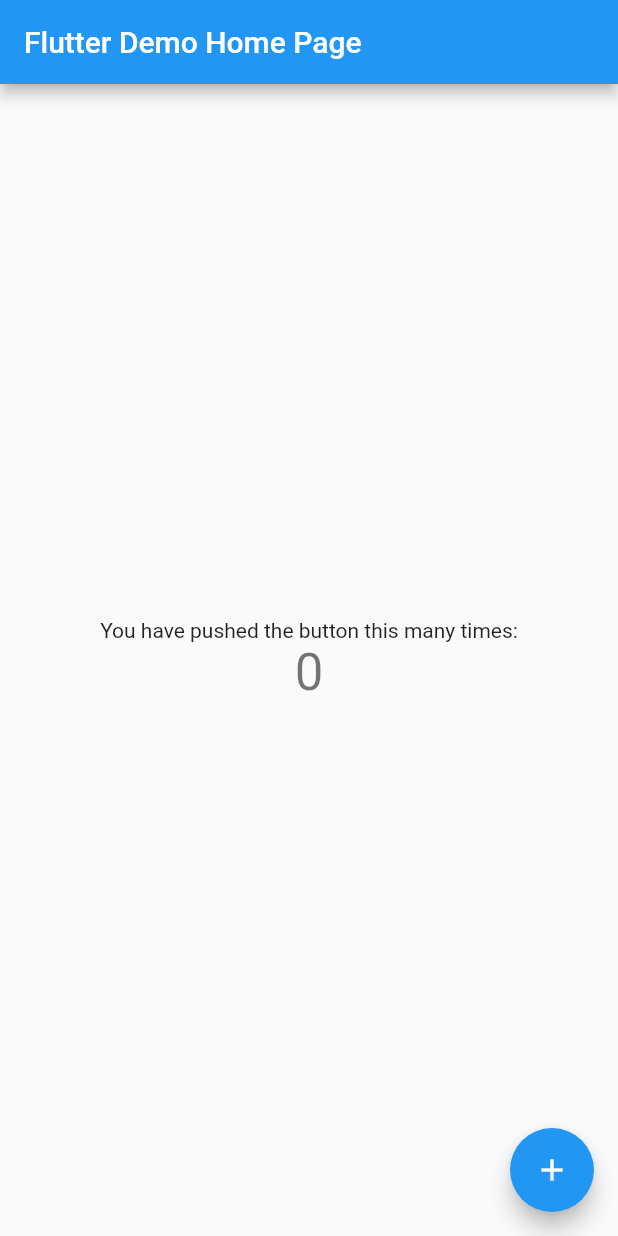
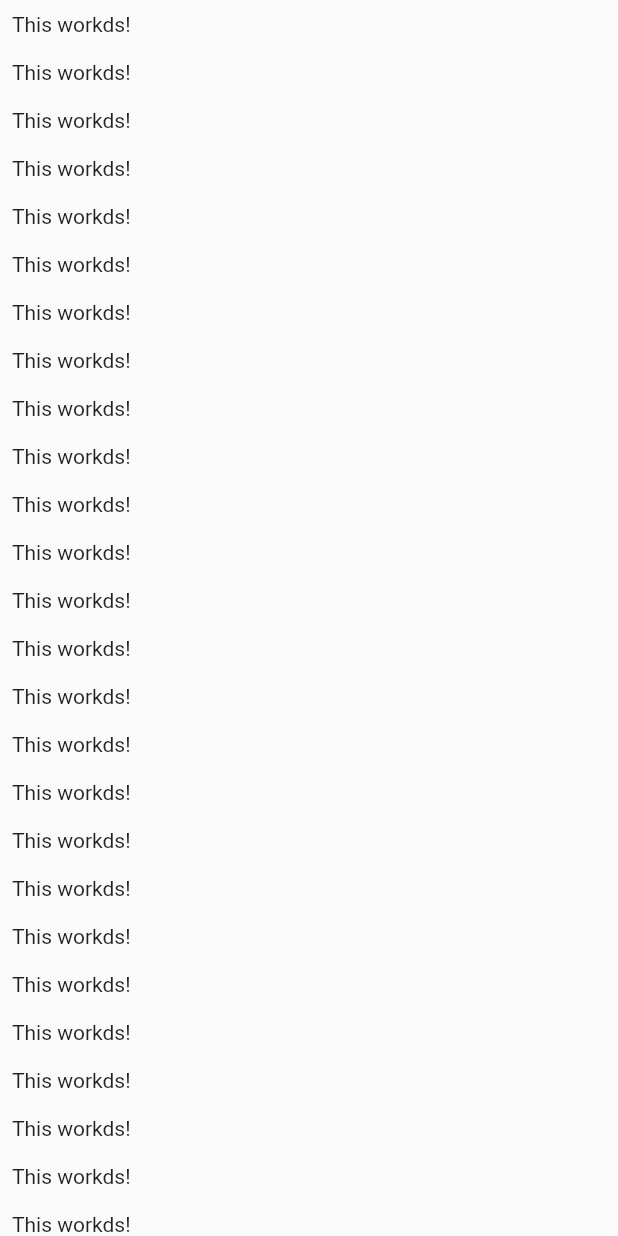
Before and after one commit to Gustavo23/Maximillian-Chat, a Flutter app: the screen it shows after launch, on a phone screen of 412 x 824 dp. Run offline on Flutter 3.47's test engine with Material 2 defaults, Android fonts, the phone set to English and light mode, and no system bars.

Commit message:
@Mock chat screen

```diff
--- a/lib/main.dart
+++ b/lib/main.dart
@@ -1,117 +1,20 @@
 import 'package:flutter/material.dart';
+import 'package:maximilliam_chat/screens/chat_screen.dart';
 
 void main() {
   runApp(MyApp());
 }
 
 class MyApp extends StatelessWidget {
-  // This widget is the root of your application.
   @override
   Widget build(BuildContext context) {
     return MaterialApp(
-      title: 'Flutter Demo',
+      title: 'Maximillam Chat',
       theme: ThemeData(
-        // This is the theme of your application.
-        //
-        // Try running your application with "flutter run". You'll see the
-        // application has a blue toolbar. Then, without quitting the app, try
-        // changing the primarySwatch below to Colors.green and then invoke
-        // "hot reload" (press "r" in the console where you ran "flutter run",
-        // or simply save your changes to "hot reload" in a Flutter IDE).
-        // Notice that the counter didn't reset back to zero; the application
-        // is not restarted.
         primarySwatch: Colors.blue,
-        // This makes the visual density adapt to the platform that you run
-        // the app on. For desktop platforms, the controls will be smaller and
-        // closer together (more dense) than on mobile platforms.
         visualDensity: VisualDensity.adaptivePlatformDensity,
       ),
-      home: MyHomePage(title: 'Flutter Demo Home Page'),
+      home: ChatScreen(),
     );
   }
 }
-
-class MyHomePage extends StatefulWidget {
-  MyHomePage({Key key, this.title}) : super(key: key);
-
-  // This widget is the home page of your application. It is stateful, meaning
-  // that it has a State object (defined below) that contains fields that affect
-  // how it looks.
-
-  // This class is the configuration for the state. It holds the values (in this
-  // case the title) provided by the parent (in this case the App widget) and
-  // used by the build method of the State. Fields in a Widget subclass are
-  // always marked "final".
-
-  final String title;
-
-  @override
-  _MyHomePageState createState() => _MyHomePageState();
-}
-
-class _MyHomePageState extends State<MyHomePage> {
-  int _counter = 0;
-
-  void _incrementCounter() {
-    setState(() {
-      // This call to setState tells the Flutter framework that something has
-      // changed in this State, which causes it to rerun the build method below
-      // so that the display can reflect the updated values. If we changed
-      // _counter without calling setState(), then the build method would not be
-      // called again, and so nothing would appear to happen.
-      _counter++;
-    });
-  }
-
-  @override
-  Widget build(BuildContext context) {
-    // This method is rerun every time setState is called, for instance as done
-    // by the _incrementCounter method above.
-    //
-    // The Flutter framework has been optimized to make rerunning build methods
-    // fast, so that you can just rebuild anything that needs updating rather
-    // than having to individually change instances of widgets.
-    return Scaffold(
-      appBar: AppBar(
-        // Here we take the value from the MyHomePage object that was created by
-        // the App.build method, and use it to set our appbar title.
-        title: Text(widget.title),
-      ),
-      body: Center(
-        // Center is a layout widget. It takes a single child and positions it
-        // in the middle of the parent.
-        child: Column(
-          // Column is also a layout widget. It takes a list of children and
-          // arranges them vertically. By default, it sizes itself to fit its
-          // children horizontally, and tries to be as tall as its parent.
-          //
-          // Invoke "debug painting" (press "p" in the console, choose the
-          // "Toggle Debug Paint" action from the Flutter Inspector in Android
-          // Studio, or the "Toggle Debug Paint" command in Visual Studio Code)
-          // to see the wireframe for each widget.
-          //
-          // Column has various properties to control how it sizes itself and
-          // how it positions its children. Here we use mainAxisAlignment to
-          // center the children vertically; the main axis here is the vertical
-          // axis because Columns are vertical (the cross axis would be
-          // horizontal).
-          mainAxisAlignment: MainAxisAlignment.center,
-          children: <Widget>[
-            Text(
-              'You have pushed the button this many times:',
-            ),
-            Text(
-              '$_counter',
-              style: Theme.of(context).textTheme.headline4,
-            ),
-          ],
-        ),
-      ),
-      floatingActionButton: FloatingActionButton(
-        onPressed: _incrementCounter,
-        tooltip: 'Increment',
-        child: Icon(Icons.add),
-      ), // This trailing comma makes auto-formatting nicer for build methods.
-    );
-  }
-}
--- /dev/null
+++ b/lib/screens/chat_screen.dart
@@ -0,0 +1,15 @@
+import 'package:flutter/material.dart';
+
+class ChatScreen extends StatelessWidget {
+  @override
+  Widget build(BuildContext context) {
+    return Scaffold(
+      body: ListView.builder(
+        itemBuilder: (ctx, index) => Container(
+          padding: EdgeInsets.all(8),
+          child: Text("This workds!"),
+        ),
+      ),
+    );
+  }
+}
```
Also changed, not shown: lib/screens/auth_screen.dart (added).
